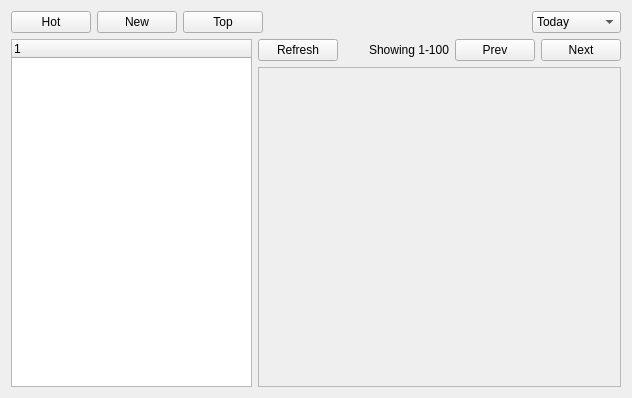
First picture: the form in retroshare-gui/src/gui/Posted/PostedComments.ui, repository RetroShare/RetroShare, before the edit.
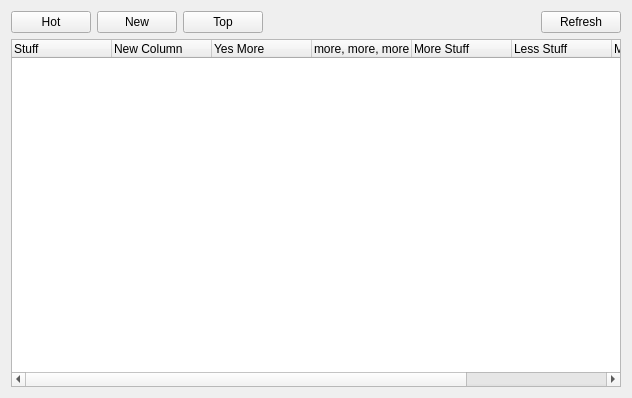
Second picture: the form after the edit. Custom widgets are drawn as their Qt base class.

Commit message: * Added first pass at Generic Comment Tree.      - Specific to Posted at the moment.  * Modified Posted to load Comments when Post "comment" button is pressed.

The edit to the form file:
```diff
--- a/retroshare-gui/src/gui/Posted/PostedComments.ui
+++ b/retroshare-gui/src/gui/Posted/PostedComments.ui
@@ -13,8 +13,8 @@
   <property name="windowTitle">
    <string>Form</string>
   </property>
-  <layout class="QVBoxLayout" name="verticalLayout">
-   <item>
+  <layout class="QGridLayout" name="gridLayout">
+   <item row="0" column="0">
     <layout class="QHBoxLayout" name="horizontalLayout">
      <item>
       <widget class="QPushButton" name="pushButton_3">
@@ -51,119 +51,67 @@
       </spacer>
      </item>
      <item>
-      <widget class="QComboBox" name="comboBox">
-       <item>
-        <property name="text">
-         <string>Today</string>
-        </property>
-       </item>
-       <item>
-        <property name="text">
-         <string>Yesterday</string>
-        </property>
-       </item>
-       <item>
-        <property name="text">
-         <string>This Week</string>
-        </property>
-       </item>
-       <item>
-        <property name="text">
-         <string>This Month</string>
-        </property>
-       </item>
-       <item>
-        <property name="text">
-         <string>This Year</string>
-        </property>
-       </item>
-      </widget>
-     </item>
-    </layout>
-   </item>
-   <item>
-    <layout class="QGridLayout" name="gridLayout">
-     <item row="0" column="1">
-      <layout class="QHBoxLayout" name="horizontalLayout_2">
-       <item>
         <widget class="QPushButton" name="pushButton_5">
          <property name="text">
           <string>Refresh</string>
          </property>
         </widget>
        </item>
-       <item>
-        <spacer name="horizontalSpacer_2">
-         <property name="orientation">
-          <enum>Qt::Horizontal</enum>
-         </property>
-         <property name="sizeHint" stdset="0">
-          <size>
-           <width>40</width>
-           <height>20</height>
-          </size>
-         </property>
-        </spacer>
-       </item>
-       <item>
-        <widget class="QLabel" name="label">
+    </layout>
+   </item>
+   <item row="1" column="0">
+    <widget class="GxsCommentTreeWidget" name="treeWidget">
+     <column>
          <property name="text">
-          <string>Showing 1-100</string>
-         </property>
-        </widget>
-       </item>
-       <item>
-        <widget class="QPushButton" name="pushButton_6">
+       <string>Stuff</string>
+      </property>
+     </column>
+     <column>
          <property name="text">
-          <string>Prev</string>
-         </property>
-        </widget>
-       </item>
-       <item>
-        <widget class="QPushButton" name="pushButton_4">
+       <string>New Column</string>
+      </property>
+     </column>
+     <column>
          <property name="text">
-          <string>Next</string>
-         </property>
-        </widget>
-       </item>
-      </layout>
-     </item>
-     <item row="1" column="1">
-      <widget class="QScrollArea" name="scrollArea">
-       <property name="widgetResizable">
-        <bool>true</bool>
-       </property>
-       <widget class="QWidget" name="scrollAreaWidgetContents">
-        <property name="geometry">
-         <rect>
-          <x>0</x>
-          <y>0</y>
-          <width>382</width>
-          <height>302</height>
-         </rect>
-        </property>
-       </widget>
-      </widget>
-     </item>
-     <item row="0" column="0" rowspan="2">
-      <widget class="QTreeWidget" name="treeWidget">
-       <property name="sizePolicy">
-        <sizepolicy hsizetype="Expanding" vsizetype="Expanding">
-         <horstretch>0</horstretch>
-         <verstretch>0</verstretch>
-        </sizepolicy>
-       </property>
+       <string>Yes More</string>
+      </property>
+     </column>
+     <column>
+      <property name="text">
+       <string>more, more, more</string>
+      </property>
+     </column>
+     <column>
+      <property name="text">
+       <string>More Stuff</string>
+      </property>
+     </column>
+     <column>
+      <property name="text">
+       <string>Less Stuff</string>
+      </property>
+     </column>
        <column>
         <property name="text">
-         <string notr="true">1</string>
-        </property>
-       </column>
+       <string>More</string>
+      </property>
+     </column>
+     <column>
+      <property name="text">
+       <string>asdf</string>
+      </property>
+     </column>
       </widget>
      </item>
     </layout>
-   </item>
-  </layout>
  </widget>
+ <customwidgets>
+  <customwidget>
+   <class>GxsCommentTreeWidget</class>
+   <extends>QTreeWidget</extends>
+   <header>gui/gxs/GxsCommentTreeWidget.h</header>
+  </customwidget>
+ </customwidgets>
  <resources/>
  <connections/>
 </ui>
```
Lines whose indentation alone changed are shown as unchanged. The commit also changes 12 other files.
